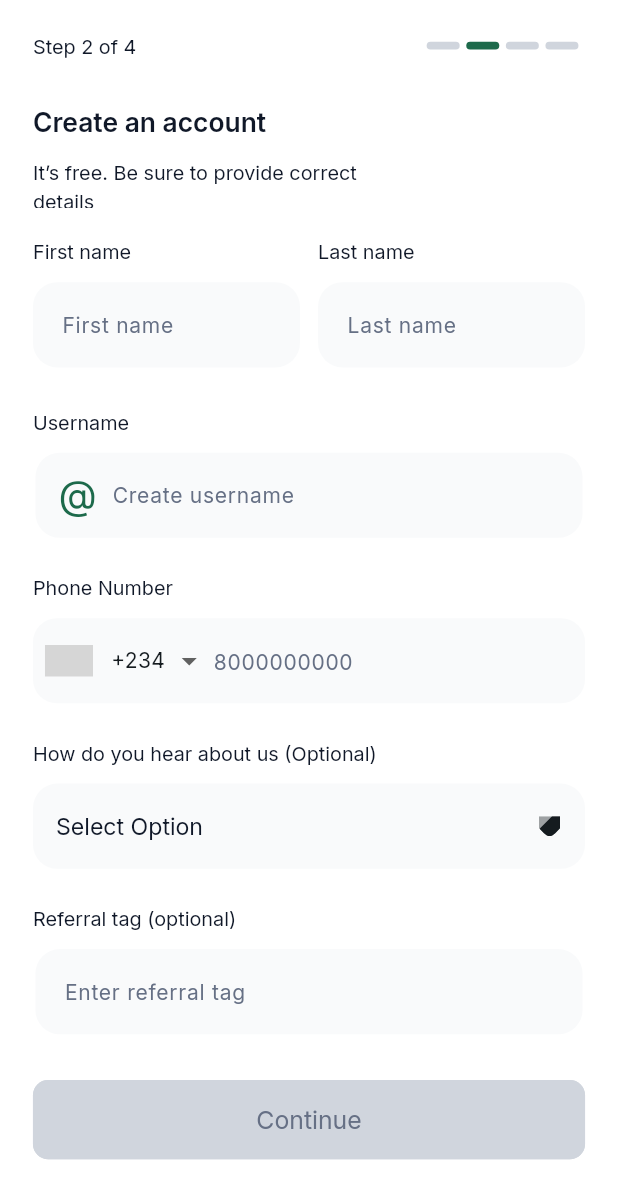
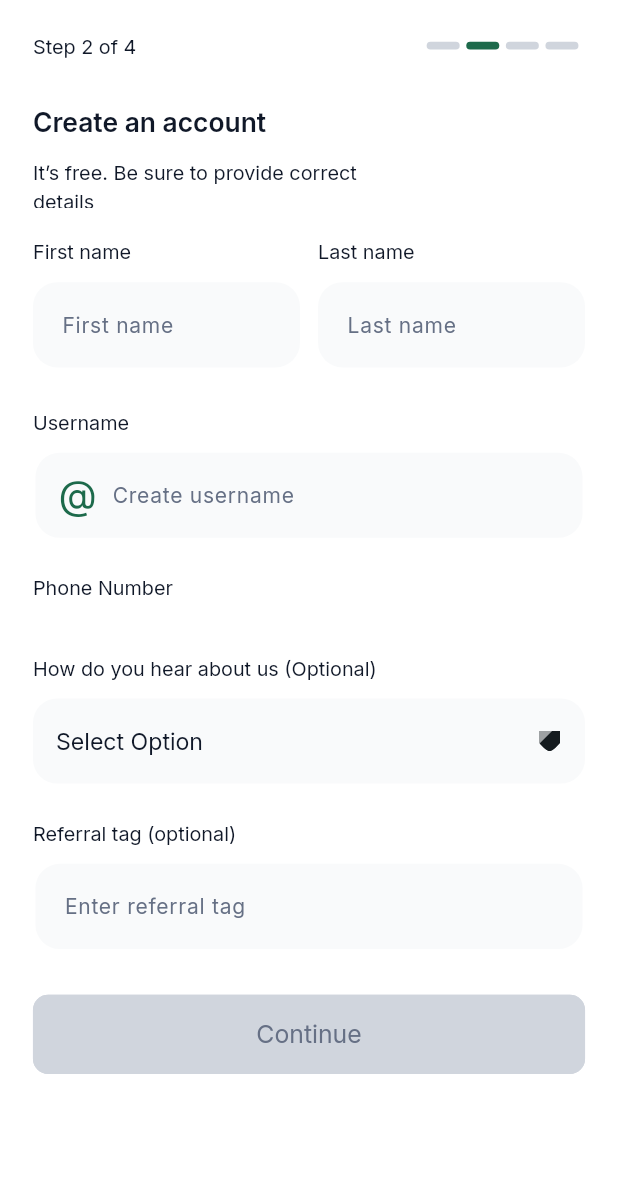
Before and after one commit to KedwithGod/Favex, a Flutter app: the CreateAccountPage screen opened by its route, on a phone screen of 412 x 824 dp. Shown: the top 1199 px of the screen. Run offline on Flutter 3.47's test engine with Material 3 defaults, Android fonts, the phone set to English and light mode, and no system bars; drawn by our look-alikes of intl_phone_number_input; our stand-ins replace another_flushbar, dio, dropdown_search, flutter_animate, flutter_svg, go_router and 10 more; missing offline and left inert: clipboard, flutter_swipe_detector; accounts and stored records are empty; project files that could hold a hidden picture were left out; grey boxes are pictures that could not be loaded.

```diff
--- a/lib/model/utilities/imports/plugins.dart
+++ b/lib/model/utilities/imports/plugins.dart
@@ -20,5 +20,5 @@ export 'package:visibility_detector/visibility_detector.dart';
 export 'package:line_icons/line_icons.dart';
 export 'package:websafe_svg/websafe_svg.dart';
 export 'package:local_auth/local_auth.dart';
-export 'package:intl_phone_number_input/intl_phone_number_input.dart';
+// export 'package:intl_phone_number_input/intl_phone_number_input.dart';
 export 'package:shimmer/shimmer.dart';
--- a/lib/views/pages/sign_up/create_account.dart
+++ b/lib/views/pages/sign_up/create_account.dart
@@ -228,15 +228,15 @@ class CreateAccountPage extends StatelessWidget {
                           ),
                           S(h: 10),
 
-                          PhoneNumberTextField(
-                            textFieldController: model.phonenumberController,
-                            focusNode: model.phonenumberFocusNode,
-                            onChangedFunction: (value) {
-                              model.onChangedFunctionPhone(value);
-                            },
-                            errorTextActive: model.phonenumberErrorBool,
-                            errorText: model.phoneErrorText,
-                          ),
+                          // PhoneNumberTextField(
+                          //   textFieldController: model.phonenumberController,
+                          //   focusNode: model.phonenumberFocusNode,
+                          //   onChangedFunction: (value) {
+                          //     model.onChangedFunctionPhone(value);
+                          //   },
+                          //   errorTextActive: model.phonenumberErrorBool,
+                          //   errorText: model.phoneErrorText,
+                          // ),
 
                           if (!model.phoneNotValid) ...[
                             S(h: 10),
--- a/lib/views/ui_elements/general_textfield_display.dart
+++ b/lib/views/ui_elements/general_textfield_display.dart
@@ -237,126 +237,126 @@ class FormattedTextFields extends StatelessWidget {
 
 
 
-class PhoneNumberTextField extends StatefulWidget {
-  final TextEditingController textFieldController;
-  final FocusNode focusNode;
-  final Function(PhoneNumber)? onChangedFunction;
-  final bool errorTextActive;
-  final String? errorText;
+// class PhoneNumberTextField extends StatefulWidget {
+//   final TextEditingController textFieldController;
+//   final FocusNode focusNode;
+//   final Function(PhoneNumber)? onChangedFunction;
+//   final bool errorTextActive;
+//   final String? errorText;
 
-  // Style props
-  final double? height, width, borderRadius, cursorHeight, textFont, hintFont;
-  final Color? containerColor, cursorColor, hintColor, outLineBorderColor, focusBorderColor, fillColor;
-  final bool? filled, noBorder;
-  final Widget? prefix, suffix, suffixIcon;
-  final EdgeInsets? contentPadding;
+//   // Style props
+//   final double? height, width, borderRadius, cursorHeight, textFont, hintFont;
+//   final Color? containerColor, cursorColor, hintColor, outLineBorderColor, focusBorderColor, fillColor;
+//   final bool? filled, noBorder;
+//   final Widget? prefix, suffix, suffixIcon;
+//   final EdgeInsets? contentPadding;
 
-  const PhoneNumberTextField({
-    super.key,
-    required this.textFieldController,
-    required this.focusNode,
-    required this.onChangedFunction,
-    required this.errorTextActive,
-    this.errorText,
-    this.height,
-    this.width,
-    this.borderRadius,
-    this.cursorHeight,
-    this.textFont,
-    this.hintFont,
-    this.containerColor,
-    this.cursorColor,
-    this.hintColor,
-    this.outLineBorderColor,
-    this.focusBorderColor,
-    this.fillColor,
-    this.filled,
-    this.noBorder,
-    this.prefix,
-    this.suffix,
-    this.suffixIcon,
-    this.contentPadding,
-  });
+//   const PhoneNumberTextField({
+//     super.key,
+//     required this.textFieldController,
+//     required this.focusNode,
+//     required this.onChangedFunction,
+//     required this.errorTextActive,
+//     this.errorText,
+//     this.height,
+//     this.width,
+//     this.borderRadius,
+//     this.cursorHeight,
+//     this.textFont,
+//     this.hintFont,
+//     this.containerColor,
+//     this.cursorColor,
+//     this.hintColor,
+//     this.outLineBorderColor,
+//     this.focusBorderColor,
+//     this.fillColor,
+//     this.filled,
+//     this.noBorder,
+//     this.prefix,
+//     this.suffix,
+//     this.suffixIcon,
+//     this.contentPadding,
+//   });
 
-  @override
-  State<PhoneNumberTextField> createState() => _PhoneNumberTextFieldState();
-}
+//   @override
+//   State<PhoneNumberTextField> createState() => _PhoneNumberTextFieldState();
+// }
 
-class _PhoneNumberTextFieldState extends State<PhoneNumberTextField> {
-  PhoneNumber _phoneNumber = PhoneNumber(isoCode: 'NG');
+// class _PhoneNumberTextFieldState extends State<PhoneNumberTextField> {
+//   PhoneNumber _phoneNumber = PhoneNumber(isoCode: 'NG');
 
-  @override
-  Widget build(BuildContext context) {
-    return Column(
-      crossAxisAlignment: CrossAxisAlignment.start,
-      mainAxisSize: MainAxisSize.min,
-      children: [
-        Container(
-          height: sS(context).cH(height: widget.height ?? 56),
-          width: sS(context).cW(width: widget.width?? 335),
-          decoration: BoxDecoration(
-            color: widget.containerColor ?? colorsBucket!.backgroundMid,
-            borderRadius: BorderRadius.circular(widget.borderRadius ?? 16),
-          ),
-          alignment: Alignment.center,
-          child: InternationalPhoneNumberInput(
-            focusNode: widget.focusNode,
-            textFieldController: widget.textFieldController,
-            initialValue: _phoneNumber,
-            selectorConfig: const SelectorConfig(
-              selectorType: PhoneInputSelectorType.DROPDOWN,
-              setSelectorButtonAsPrefixIcon: true,
-              leadingPadding: 8,
-            ),
-            onInputChanged: (phone) {
-              setState(() => _phoneNumber = phone); // ✅ updates dropdown
-              if (widget.onChangedFunction != null) {
-                widget.onChangedFunction!(phone);
-              }
-            },
-            inputDecoration: InputDecoration(
-              border: InputBorder.none,
-              filled: widget.filled ?? false,
-              fillColor: widget.fillColor ?? colorsBucket!.transparent,
-              suffixIcon: widget.suffixIcon,
-              suffix: widget.suffix,
-              prefix: widget.prefix,
-              hintText: "8000000000",
-              hintStyle: GoogleFonts.inter(
-                fontSize: widget.hintFont ?? 14,
-                color: widget.hintColor ?? colorsBucket!.subtitle,
-              ),
-              contentPadding: widget.contentPadding ??
-                  const EdgeInsets.symmetric(horizontal: 12, vertical: 16),
-            ),
-            keyboardType: const TextInputType.numberWithOptions(signed: false, decimal: false),
-            cursorColor: widget.cursorColor ?? colorsBucket!.primary,
-            autoValidateMode: AutovalidateMode.disabled,
-            selectorTextStyle: GoogleFonts.inter(
-              fontSize: widget.textFont ?? 14,
-              color: colorsBucket!.borderBlack,
-            ),
-          ),
-        ),
-         if (widget.errorTextActive == true && widget.errorText!= '') ...[
-          Column(
-            crossAxisAlignment: CrossAxisAlignment.start,
-            mainAxisSize: MainAxisSize.min,
-            children: [
-              S(h: 5),
-              S(
-                h: calculateErrorTextHeight(widget.errorText??'', context),
-                w:  widget.width ?? 335,
-                child: InterText(
-                    widget.errorText ?? '', textColor:  colorsBucket!.alertHard,
-                    noOfTextLine: 6, textFontSize: 12,
-                    textAlign: TextAlign.left),
-              ),
-              S(h: 4),
-            ],
-          )
-        ]
-      ],
-    );
-  }
-}
+//   @override
+//   Widget build(BuildContext context) {
+//     return Column(
+//       crossAxisAlignment: CrossAxisAlignment.start,
+//       mainAxisSize: MainAxisSize.min,
+//       children: [
+//         Container(
+//           height: sS(context).cH(height: widget.height ?? 56),
+//           width: sS(context).cW(width: widget.width?? 335),
+//           decoration: BoxDecoration(
+//             color: widget.containerColor ?? colorsBucket!.backgroundMid,
+//             borderRadius: BorderRadius.circular(widget.borderRadius ?? 16),
+//           ),
+//           alignment: Alignment.center,
+//           child: InternationalPhoneNumberInput(
+//             focusNode: widget.focusNode,
+//             textFieldController: widget.textFieldController,
+//             initialValue: _phoneNumber,
+//             selectorConfig: const SelectorConfig(
+//               selectorType: PhoneInputSelectorType.DROPDOWN,
+//               setSelectorButtonAsPrefixIcon: true,
+//               leadingPadding: 8,
+//             ),
+//             onInputChanged: (phone) {
+//               setState(() => _phoneNumber = phone); // ✅ updates dropdown
+//               if (widget.onChangedFunction != null) {
+//                 widget.onChangedFunction!(phone);
+//               }
+//             },
+//             inputDecoration: InputDecoration(
+//               border: InputBorder.none,
+//               filled: widget.filled ?? false,
+//               fillColor: widget.fillColor ?? colorsBucket!.transparent,
+//               suffixIcon: widget.suffixIcon,
+//               suffix: widget.suffix,
+//               prefix: widget.prefix,
+//               hintText: "8000000000",
+//               hintStyle: GoogleFonts.inter(
+//                 fontSize: widget.hintFont ?? 14,
+//                 color: widget.hintColor ?? colorsBucket!.subtitle,
+//               ),
+//               contentPadding: widget.contentPadding ??
+//                   const EdgeInsets.symmetric(horizontal: 12, vertical: 16),
+//             ),
+//             keyboardType: const TextInputType.numberWithOptions(signed: false, decimal: false),
+//             cursorColor: widget.cursorColor ?? colorsBucket!.primary,
+//             autoValidateMode: AutovalidateMode.disabled,
+//             selectorTextStyle: GoogleFonts.inter(
+//               fontSize: widget.textFont ?? 14,
+//               color: colorsBucket!.borderBlack,
+//             ),
+//           ),
+//         ),
+//          if (widget.errorTextActive == true && widget.errorText!= '') ...[
+//           Column(
+//             crossAxisAlignment: CrossAxisAlignment.start,
+//             mainAxisSize: MainAxisSize.min,
+//             children: [
+//               S(h: 5),
+//               S(
+//                 h: calculateErrorTextHeight(widget.errorText??'', context),
+//                 w:  widget.width ?? 335,
+//                 child: InterText(
+//                     widget.errorText ?? '', textColor:  colorsBucket!.alertHard,
+//                     noOfTextLine: 6, textFontSize: 12,
+//                     textAlign: TextAlign.left),
+//               ),
+//               S(h: 4),
+//             ],
+//           )
+//         ]
+//       ],
+//     );
+//   }
+// }
--- a/pubspec.yaml
+++ b/pubspec.yaml
@@ -67,7 +67,7 @@ dependencies:
 
   # Platform specific (Windows)
   win32: ^5.5.4
-  intl_phone_number_input: ^0.7.4
+  # intl_phone_number_input: ^0.7.4
 
 
 dev_dependencies:
```
Also changed, not shown: pubspec.lock.
